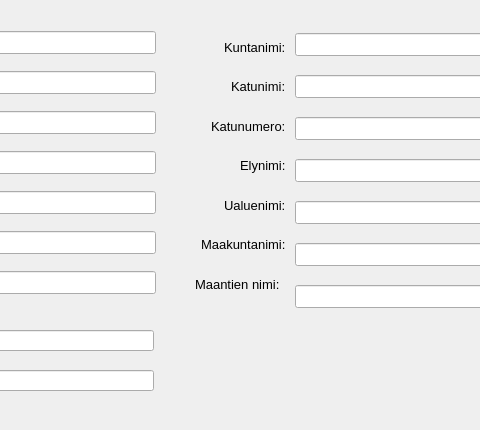
The window that dialogs/PopUp_dialog.ui (finnishtransportagency/QGIS-tieosoitetyokalu) describes before a commit, drawn with Qt 5; both pictures show x 305 to 785 and y 0 to 430 of the 936 by 430 pixel window.
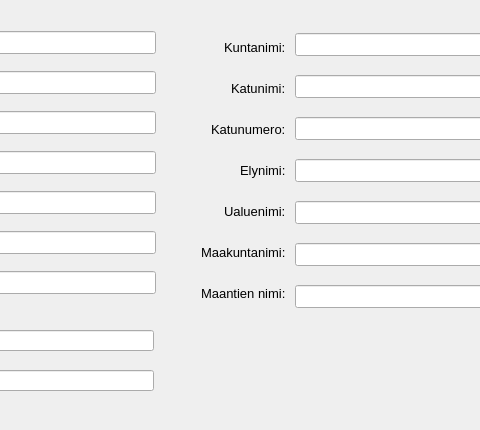
The same window after the commit.

Commit message: road name json is opened as binary

```diff
--- a/dialogs/PopUp_dialog.ui
+++ b/dialogs/PopUp_dialog.ui
@@ -636,10 +636,10 @@
   <widget class="QWidget" name="layoutWidget">
    <property name="geometry">
     <rect>
-     <x>500</x>
+     <x>480</x>
      <y>30</y>
-     <width>91</width>
-     <height>271</height>
+     <width>111</width>
+     <height>281</height>
     </rect>
    </property>
    <property name="font">
@@ -720,7 +720,7 @@
       </property>
      </widget>
     </item>
-    <item>
+    <item alignment="Qt::AlignRight">
      <widget class="QLabel" name="label_17">
       <property name="font">
        <font>
```
The commit also changes 1 other file.
